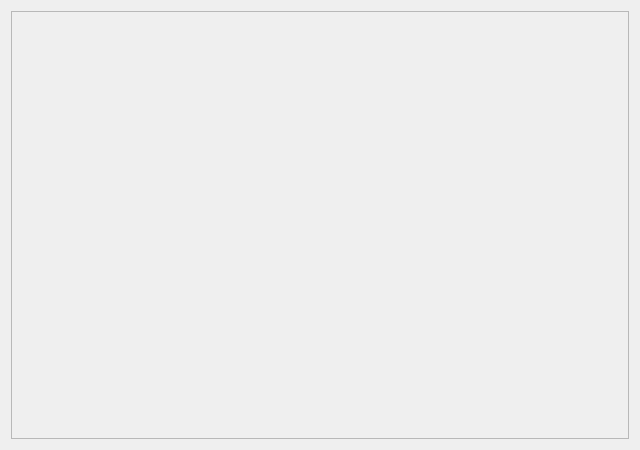
First picture: the form in galgamedialog_uichild/history.ui, repository Zao-chen/ZcChat, before the edit.
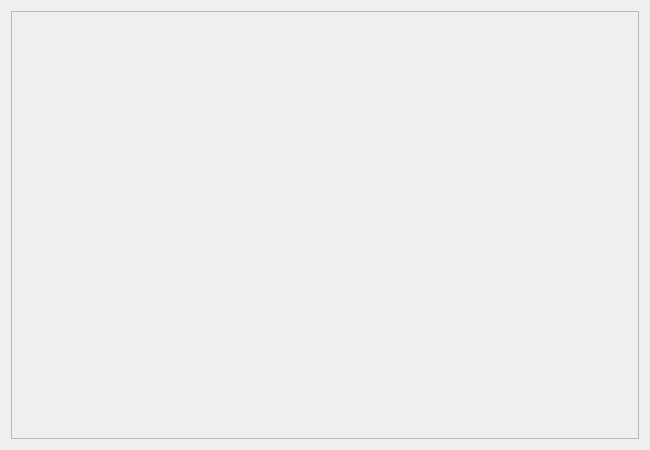
Second picture: the form after the edit.

Commit message: [feat] 历史窗口的动画

Patch:
```diff
--- a/galgamedialog_uichild/history.ui
+++ b/galgamedialog_uichild/history.ui
@@ -6,7 +6,7 @@
    <rect>
     <x>0</x>
     <y>0</y>
-    <width>640</width>
+    <width>650</width>
     <height>450</height>
    </rect>
   </property>
@@ -24,7 +24,7 @@
        <rect>
         <x>0</x>
         <y>0</y>
-        <width>620</width>
+        <width>630</width>
         <height>430</height>
        </rect>
       </property>
```
The commit also changes 2 other files.
